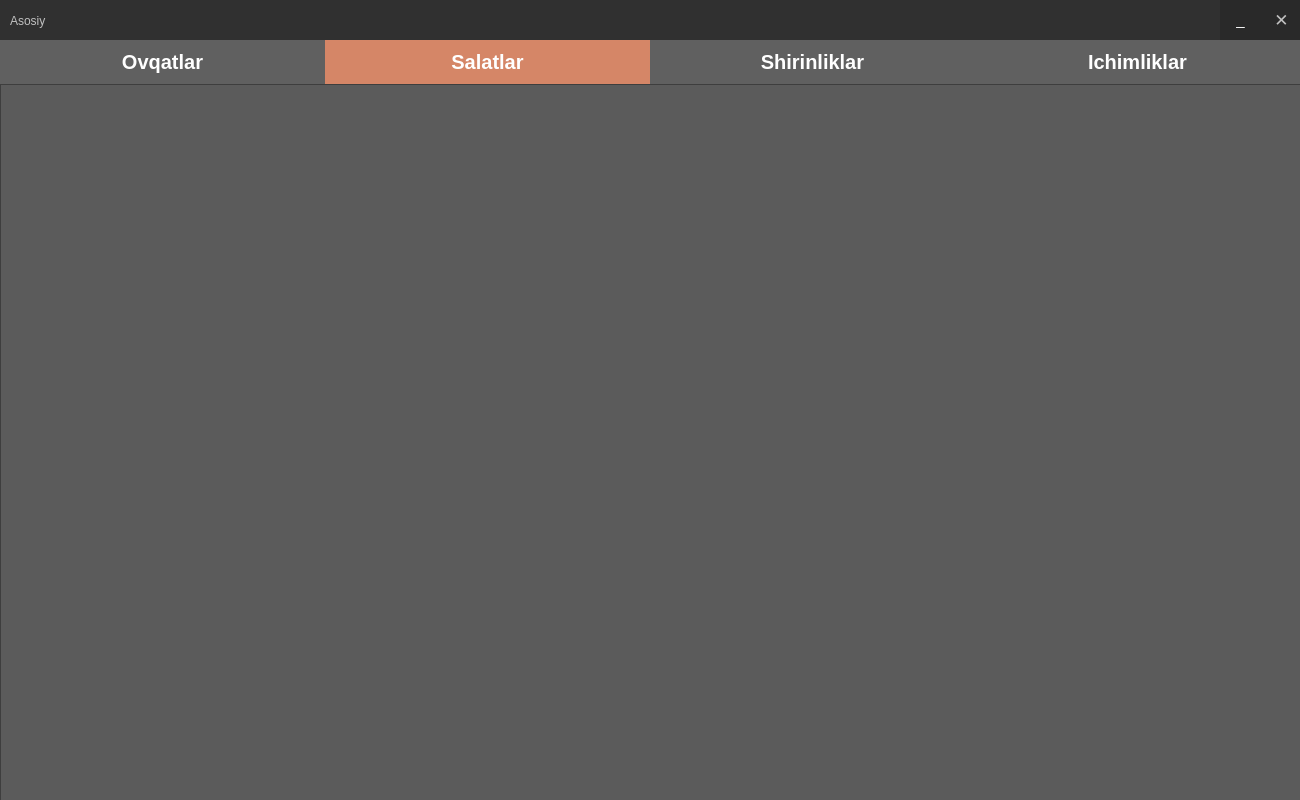
This is design/main_user.ui in Ahmadjon-Ergashev/Restaurant as Qt 5 draws it before an edit. The edited form follows.
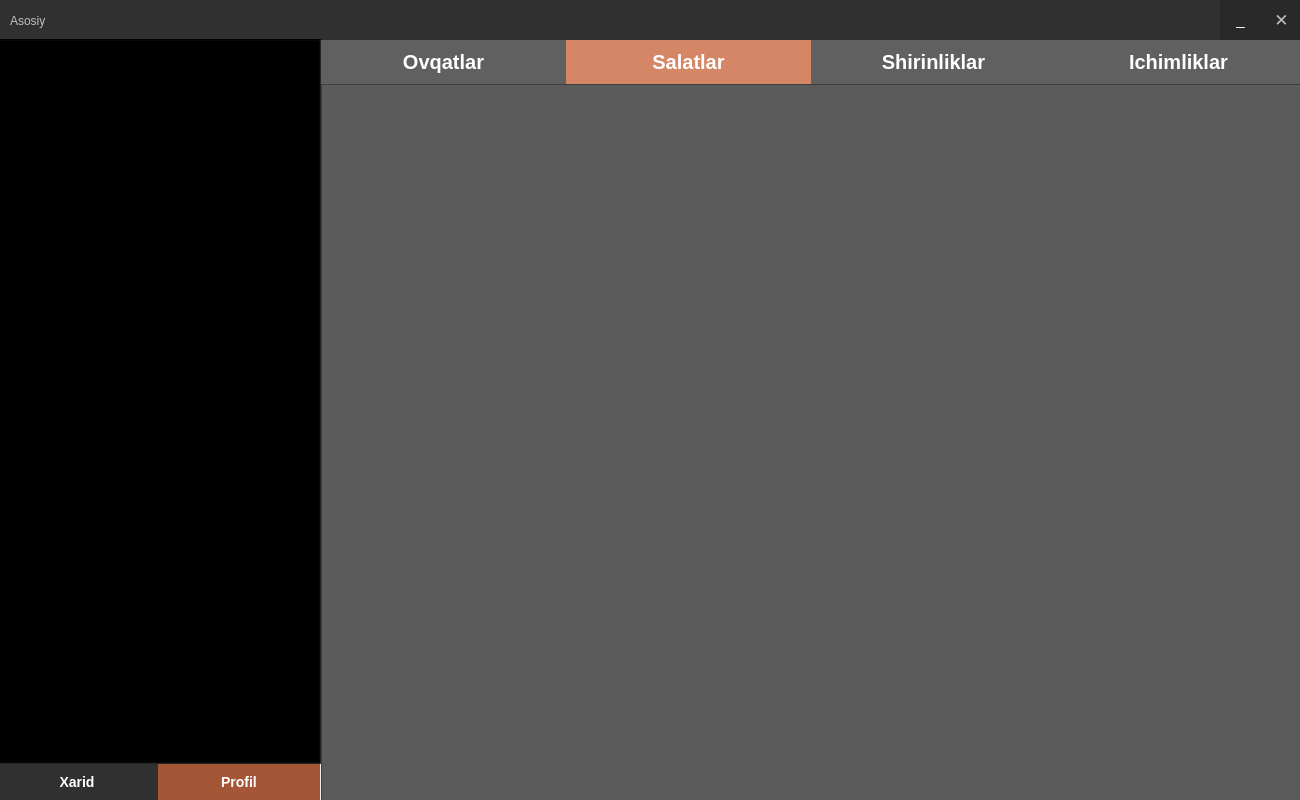
This is the edited form. The open tabs and pages were chosen to show the change. Icons and pictures are not drawn.

```diff
--- a/design/main_user.ui
+++ b/design/main_user.ui
@@ -162,9 +162,9 @@
    <widget class="QTabWidget" name="tabWidget">
     <property name="geometry">
      <rect>
-      <x>0</x>
+      <x>321</x>
       <y>40</y>
-      <width>1302</width>
+      <width>981</width>
       <height>763</height>
      </rect>
     </property>
@@ -187,7 +187,7 @@
 
  }
 QTabBar::tab{
- width: 305px;
+ width: 225px;
   background: rgba(0,0,0,0.6);
   color: white;
   padding: 10px;
@@ -324,6 +324,73 @@
      </widget>
     </widget>
    </widget>
+   <widget class="QTabWidget" name="tabWidget_2">
+    <property name="geometry">
+     <rect>
+      <x>-4</x>
+      <y>39</y>
+      <width>325</width>
+      <height>761</height>
+     </rect>
+    </property>
+    <property name="styleSheet">
+     <string notr="true">QWidget{
+background:rgba(0,0,0,0.5);
+}
+QWidget:hover{
+background:rgba(0,0,0,0.7);
+}
+QWidget{
+  font-size: 14px;
+  font-weight: 500;
+  color: transparent;
+  background-clip: text;
+  border: none;
+  -webkit-background-clip: text;
+}
+QTabWidget::tab-bar {
+
+ }
+QTabBar::tab{
+ width: 142px;
+  background: rgba(0,0,0,0.6);
+  color: white;
+  padding: 10px;
+}
+
+
+ QTabBar::tab:selected {
+ 
+background: rgba(195,63,11,0.6);
+ }
+ QTabBar::tab:hover {
+   background: rgba(82,120,21, 0.7);
+ }
+QFrame{
+	background: rgba(0,0,0,0.4);
+}
+QFrame:hover{
+	background: rgba(0,0,0,0.7);
+}
+</string>
+    </property>
+    <property name="tabPosition">
+     <enum>QTabWidget::South</enum>
+    </property>
+    <property name="currentIndex">
+     <number>1</number>
+    </property>
+    <widget class="QWidget" name="tab">
+     <attribute name="title">
+      <string>Xarid</string>
+     </attribute>
+    </widget>
+    <widget class="QWidget" name="tab_2">
+     <attribute name="title">
+      <string>Profil</string>
+     </attribute>
+    </widget>
+   </widget>
   </widget>
  </widget>
  <resources>
```
Left out of the diff: 2 changed lines with no effect on the pictures.
